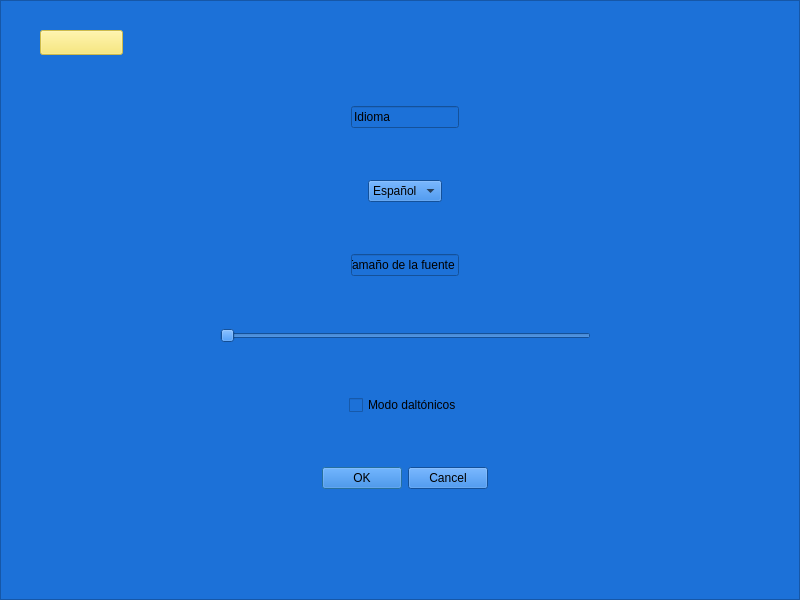
guille31794/latency_tester, file LatencyTester/startscreen.ui: the form before one commit.
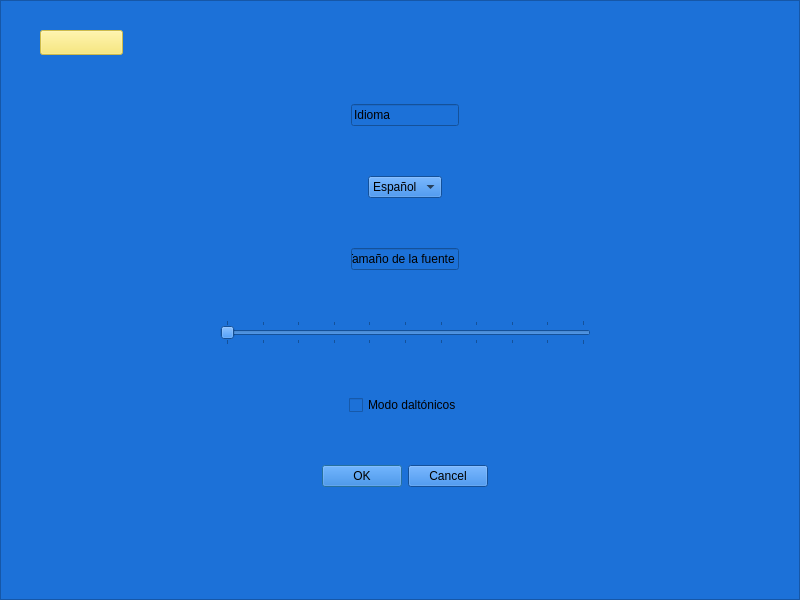
The form after the commit.

Patch:
```diff
--- a/LatencyTester/startscreen.ui
+++ b/LatencyTester/startscreen.ui
@@ -267,14 +267,23 @@
       <item>
        <widget class="QSlider" name="fontSizeSlider">
         <property name="minimum">
-         <number>11</number>
+         <number>10</number>
         </property>
         <property name="maximum">
          <number>20</number>
         </property>
+        <property name="sliderPosition">
+         <number>10</number>
+        </property>
         <property name="orientation">
          <enum>Qt::Horizontal</enum>
         </property>
+        <property name="tickPosition">
+         <enum>QSlider::TicksBothSides</enum>
+        </property>
+        <property name="tickInterval">
+         <number>1</number>
+        </property>
        </widget>
       </item>
       <item alignment="Qt::AlignHCenter">
```
